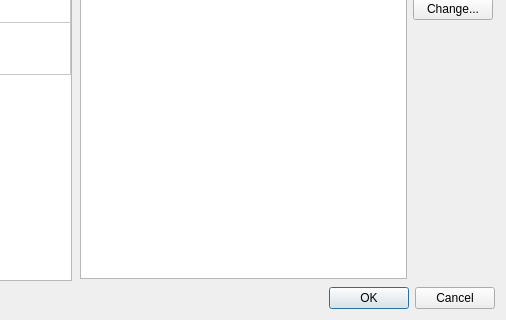
Above: resources/ui/carla_settings.ui from falkTX/Carla before the change; both pictures show x 101 to 607 and y 145 to 465 of the 607 by 465 pixel window. Below: the same form after it.
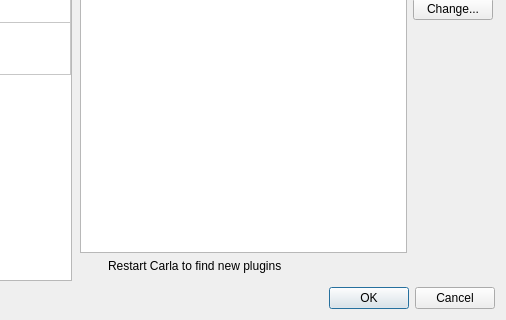
That is the form after the change. The open tabs and pages were chosen to show the change. Icons and pictures are not drawn.

Commit message: Remove option to set AU folder paths; Misc fixes

Diff of the .ui file:
```diff
--- a/resources/ui/carla_settings.ui
+++ b/resources/ui/carla_settings.ui
@@ -1239,7 +1239,7 @@
                <item row="1" column="1">
                 <widget class="QLabel" name="label_5">
                  <property name="text">
-                  <string>Restart Carla to be able to load new found plugins</string>
+                  <string>Restart Carla to find new plugins</string>
                  </property>
                 </widget>
                </item>
@@ -1271,19 +1271,6 @@
                </item>
               </layout>
              </widget>
-             <widget class="QWidget" name="tw_paths_au">
-              <layout class="QVBoxLayout" name="verticalLayout_10">
-               <property name="spacing">
-                <number>0</number>
-               </property>
-               <property name="margin">
-                <number>0</number>
-               </property>
-               <item>
-                <widget class="QListWidget" name="lw_au"/>
-               </item>
-              </layout>
-             </widget>
              <widget class="QWidget" name="tw_paths_gig">
               <layout class="QVBoxLayout" name="verticalLayout_15">
                <property name="spacing">
```
Left out of the diff: 7 changed lines with no effect on the pictures. The commit also changes 4 other files.
